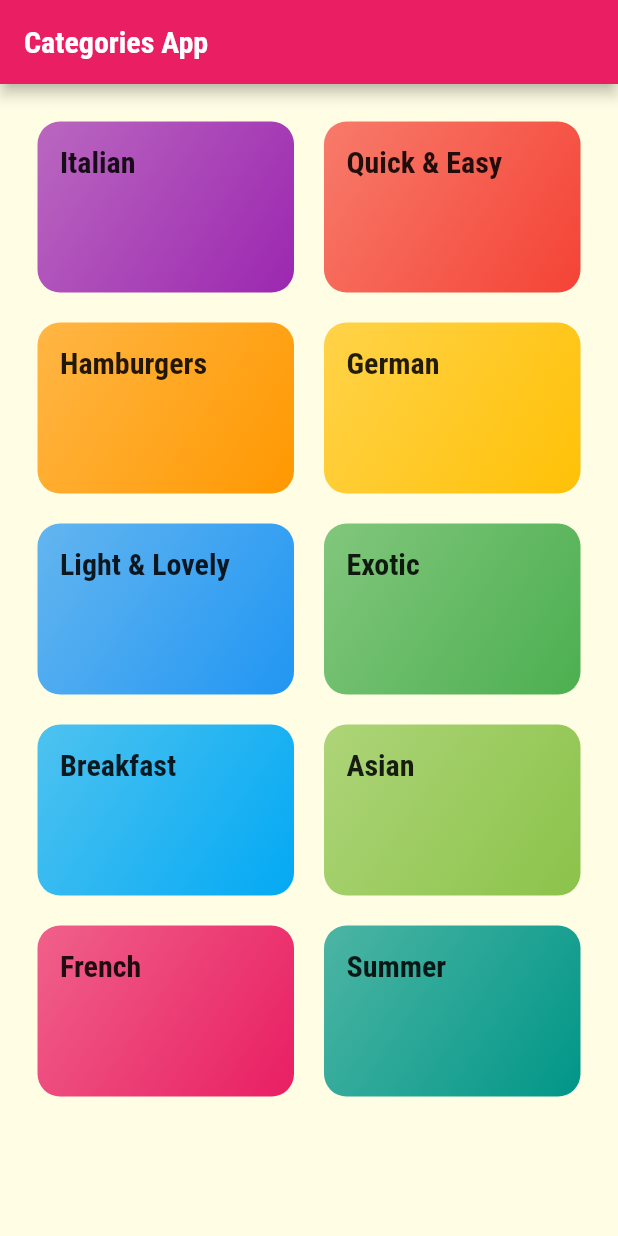
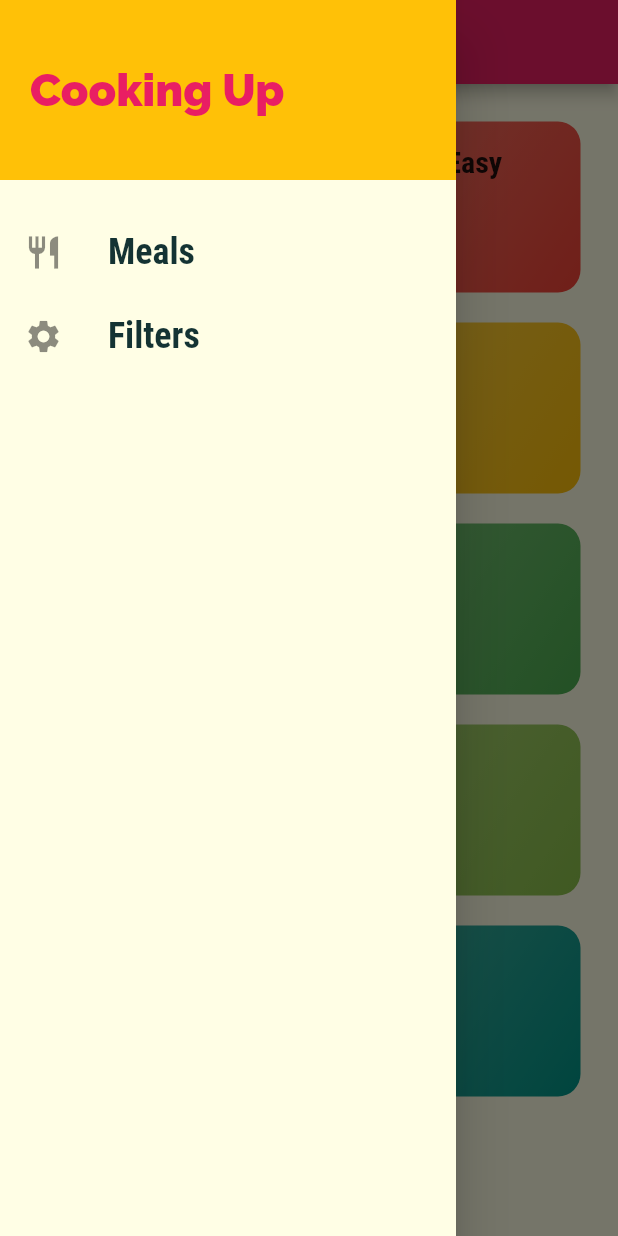
Before and after one commit to bahrie127/meals_app_flutter_udemy_courses, a Flutter app: the screen it shows after launch, with the side drawer open (before the commit the screen has no drawer), on a phone screen of 412 x 824 dp. Run offline on Flutter 3.47's test engine with Material 2 defaults, Android fonts, the light colour scheme and no system bars.

Commit message:
Add Drawer widget

```diff
--- a/lib/main.dart
+++ b/lib/main.dart
@@ -4,6 +4,7 @@
 
 import './screens/categories_screen.dart';
 import './dummy_data.dart';
+import './screens/filters_screen.dart';
 
 void main() {
   runApp(MyApp());
@@ -37,7 +38,8 @@
       home: CategoriesScreen(),
       routes: {
         CategoryMealsScreen.routeName: (ctx) =>
-            CategoryMealsScreen(availableMeals: _availableMeals)
+            CategoryMealsScreen(availableMeals: _availableMeals),
+        FiltersScreen.routeName: (ctx) => FiltersScreen(),
       },
     );
   }
--- a/lib/screens/categories_screen.dart
+++ b/lib/screens/categories_screen.dart
@@ -1,4 +1,5 @@
 import 'package:flutter/material.dart';
+import '../widgets/main_drawer.dart';
 
 import '../dummy_data.dart';
 import '../widgets/category_item.dart';
@@ -8,6 +9,7 @@
   Widget build(BuildContext context) {
     return Scaffold(
       appBar: AppBar(title: Text('Categories App'),),
+      drawer: MainDrawer(),
       body: GridView(
         padding: const EdgeInsets.all(25),
         children: DUMMY_CATEGORIES.map(
--- /dev/null
+++ b/lib/widgets/main_drawer.dart
@@ -0,0 +1,59 @@
+import 'package:flutter/material.dart';
+
+import '../screens/filters_screen.dart';
+
+class MainDrawer extends StatelessWidget {
+  const MainDrawer({Key? key}) : super(key: key);
+
+  Widget _buildListTile(String title, IconData icon, VoidCallback tapHandler) {
+    return ListTile(
+      leading: Icon(
+        icon,
+        size: 26,
+      ),
+      title: Text(
+        title,
+        style: TextStyle(
+          fontFamily: 'RobotoCondensed',
+          fontSize: 24,
+          fontWeight: FontWeight.bold,
+        ),
+      ),
+      onTap: tapHandler,
+    );
+  }
+
+  @override
+  Widget build(BuildContext context) {
+    return Drawer(
+      child: Column(
+        children: [
+          Container(
+            height: 120,
+            width: double.infinity,
+            padding: EdgeInsets.all(20),
+            alignment: Alignment.centerLeft,
+            color: Theme.of(context).accentColor,
+            child: Text(
+              'Cooking Up',
+              style: TextStyle(
+                fontWeight: FontWeight.w900,
+                fontSize: 30,
+                color: Theme.of(context).primaryColor,
+              ),
+            ),
+          ),
+          SizedBox(
+            height: 20,
+          ),
+          _buildListTile('Meals', Icons.restaurant, () {
+            Navigator.of(context).pushReplacementNamed('/');
+          }),
+          _buildListTile('Filters', Icons.settings, () {
+            Navigator.of(context).pushReplacementNamed(FiltersScreen.routeName);
+          }),
+        ],
+      ),
+    );
+  }
+}
```
Also changed, not shown: lib/screens/filters_screen.dart (added, +22 -0 lines), 5 other files.
